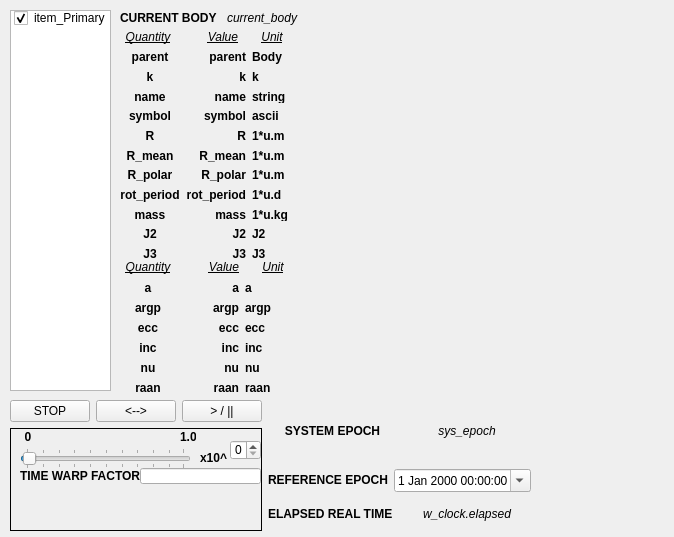
Before: the Qt Designer form ui/composite.ui in MadMaxFZ/sns2, drawn with Qt 5.
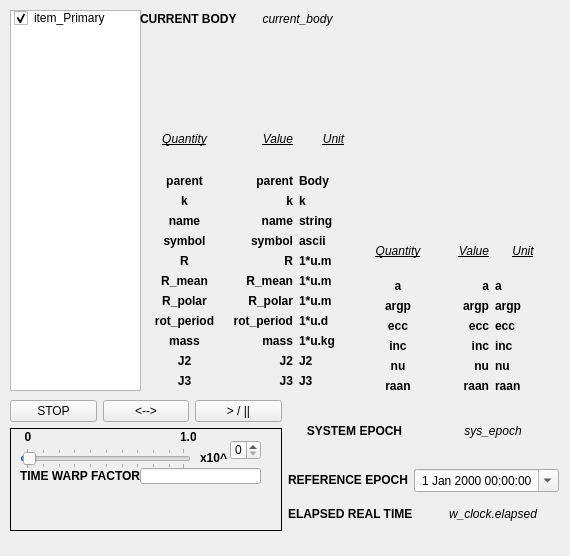
After: the same form once the commit is applied.

Patch:
```diff
--- a/ui/composite.ui
+++ b/ui/composite.ui
@@ -6,8 +6,8 @@
    <rect>
     <x>0</x>
     <y>0</y>
-    <width>674</width>
-    <height>537</height>
+    <width>570</width>
+    <height>556</height>
    </rect>
   </property>
   <property name="windowTitle">
@@ -18,7 +18,7 @@
     <rect>
      <x>10</x>
      <y>0</y>
-     <width>531</width>
+     <width>551</width>
      <height>541</height>
     </rect>
    </property>
@@ -27,7 +27,7 @@
      <rect>
       <x>0</x>
       <y>10</y>
-      <width>101</width>
+      <width>131</width>
       <height>381</height>
      </rect>
     </property>
@@ -43,10 +43,10 @@
    <widget class="QWidget" name="layoutWidget">
     <property name="geometry">
      <rect>
-      <x>110</x>
+      <x>130</x>
       <y>10</y>
-      <width>181</width>
-      <height>16</height>
+      <width>208</width>
+      <height>19</height>
      </rect>
     </property>
     <layout class="QHBoxLayout" name="horizontalLayout">
@@ -72,10 +72,10 @@
    <widget class="QWidget" name="layoutWidget_2">
     <property name="geometry">
      <rect>
-      <x>110</x>
-      <y>30</y>
-      <width>180</width>
-      <height>230</height>
+      <x>140</x>
+      <y>110</y>
+      <width>218</width>
+      <height>278</height>
      </rect>
     </property>
     <layout class="QVBoxLayout" name="attrib_table">
@@ -485,10 +485,10 @@
    <widget class="QWidget" name="layoutWidget_3">
     <property name="geometry">
      <rect>
-      <x>110</x>
-      <y>260</y>
+      <x>360</x>
+      <y>230</y>
       <width>181</width>
-      <height>135</height>
+      <height>163</height>
      </rect>
     </property>
     <layout class="QVBoxLayout" name="coe_table">
@@ -729,7 +729,7 @@
      <rect>
       <x>0</x>
       <y>400</y>
-      <width>521</width>
+      <width>549</width>
       <height>131</height>
      </rect>
     </property>
```
Left out of the diff: 60 changed lines with no effect on the pictures.
